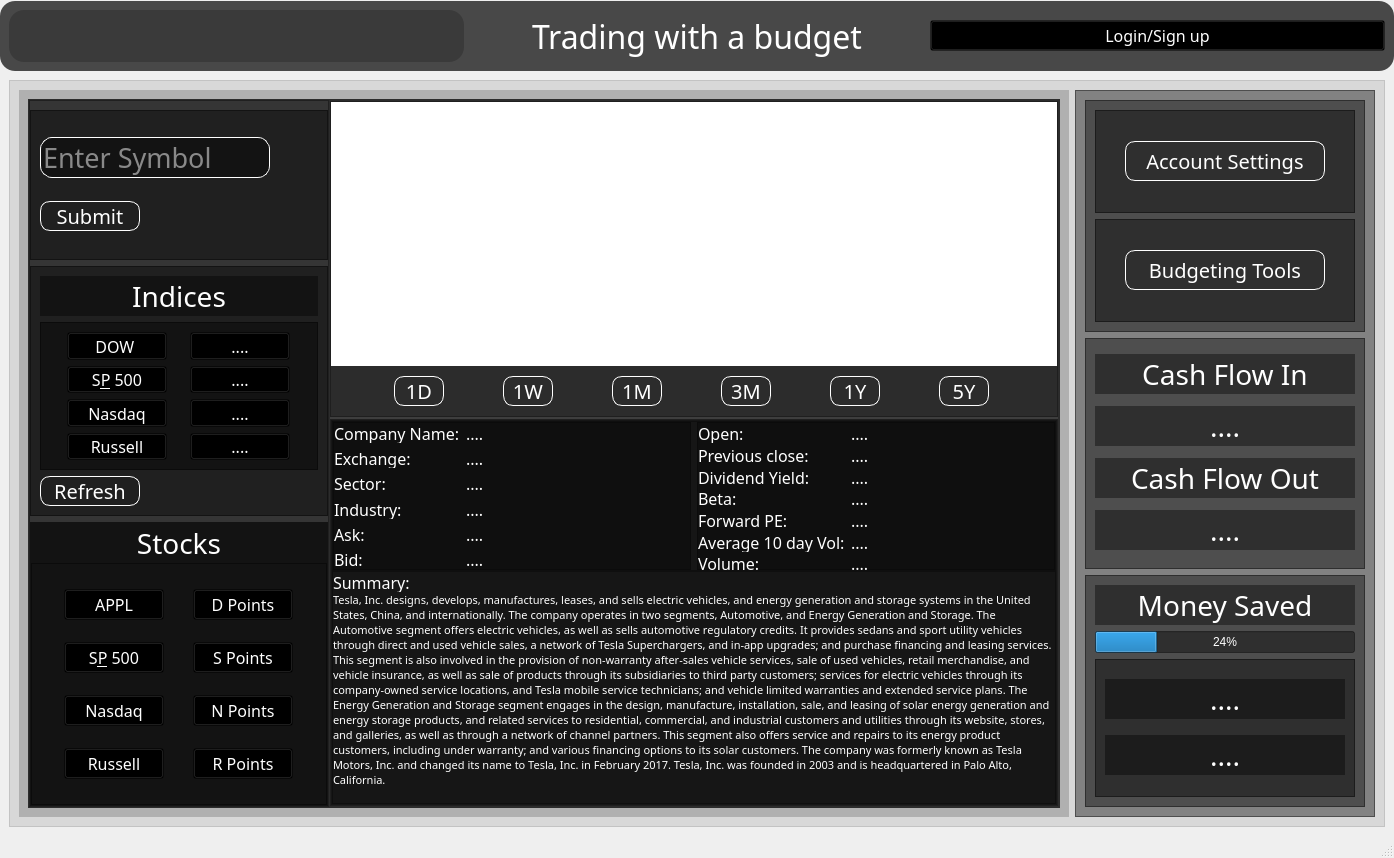
Above: test_ui.ui from kpatel0923/Python_web_scrapping_Stock_market_application before the change. Below: the same form after it.
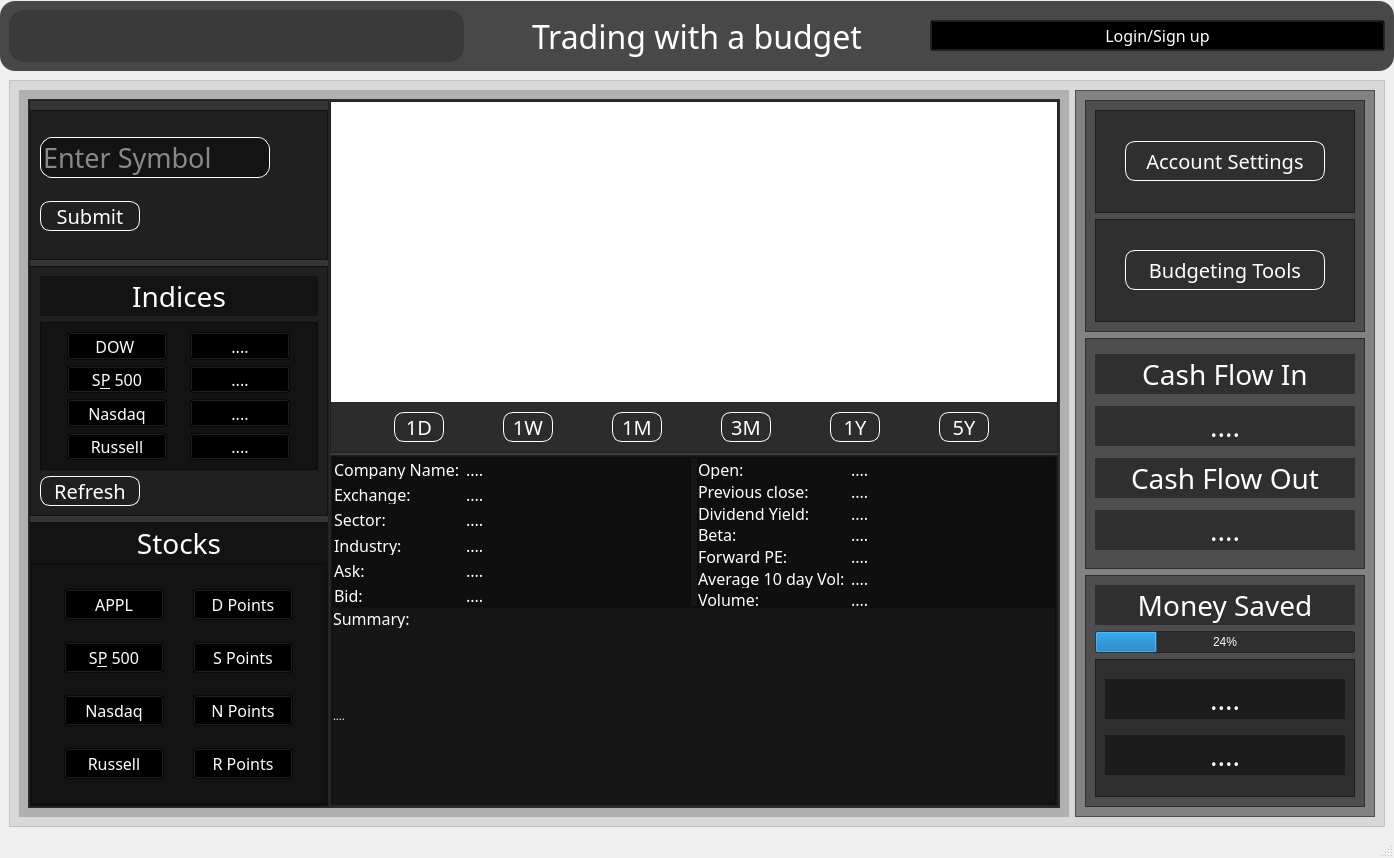
That is the form after the change. Icons and pictures are not drawn. Custom widgets are drawn as their Qt base class.

Commit message: Fully working data and summary updater

```diff
--- a/test_ui.ui
+++ b/test_ui.ui
@@ -7277,8 +7277,7 @@
 </string>
                                    </property>
                                    <property name="text">
-                                    <string>Tesla, Inc. designs, develops, manufactures, leases, and sells electric vehicles, and energy generation and storage systems in the United States, China, and internationally. The company operates in two segments, Automotive, and Energy Generation and Storage. The Automotive segment offers electric vehicles, as well as sells automotive regulatory credits. It provides sedans and sport utility vehicles through direct and used vehicle sales, a network of Tesla Superchargers, and in-app upgrades; and purchase financing and leasing services. This segment is also involved in the provision of non-warranty after-sales vehicle services, sale of used vehicles, retail merchandise, and vehicle insurance, as well as sale of products through its subsidiaries to third party customers; services for electric vehicles through its company-owned service locations, and Tesla mobile service technicians; and vehicle limited warranties and extended service plans. The Energy Generation and Storage segment engages in the design, manufacture, installation, sale, and leasing of solar energy generation and energy storage products, and related services to residential, commercial, and industrial customers and utilities through its website, stores, and galleries, as well as through a network of channel partners. This segment also offers service and repairs to its energy product customers, including under warranty; and various financing options to its solar customers. The company was formerly known as Tesla Motors, Inc. and changed its name to Tesla, Inc. in February 2017. Tesla, Inc. was founded in 2003 and is headquartered in Palo Alto, California.
-</string>
+                                    <string>....</string>
                                    </property>
                                    <property name="alignment">
                                     <set>Qt::AlignLeading|Qt::AlignLeft|Qt::AlignVCenter</set>
```
Left out of the diff: 2 changed lines with no effect on the pictures. The commit also changes 2 other files.
